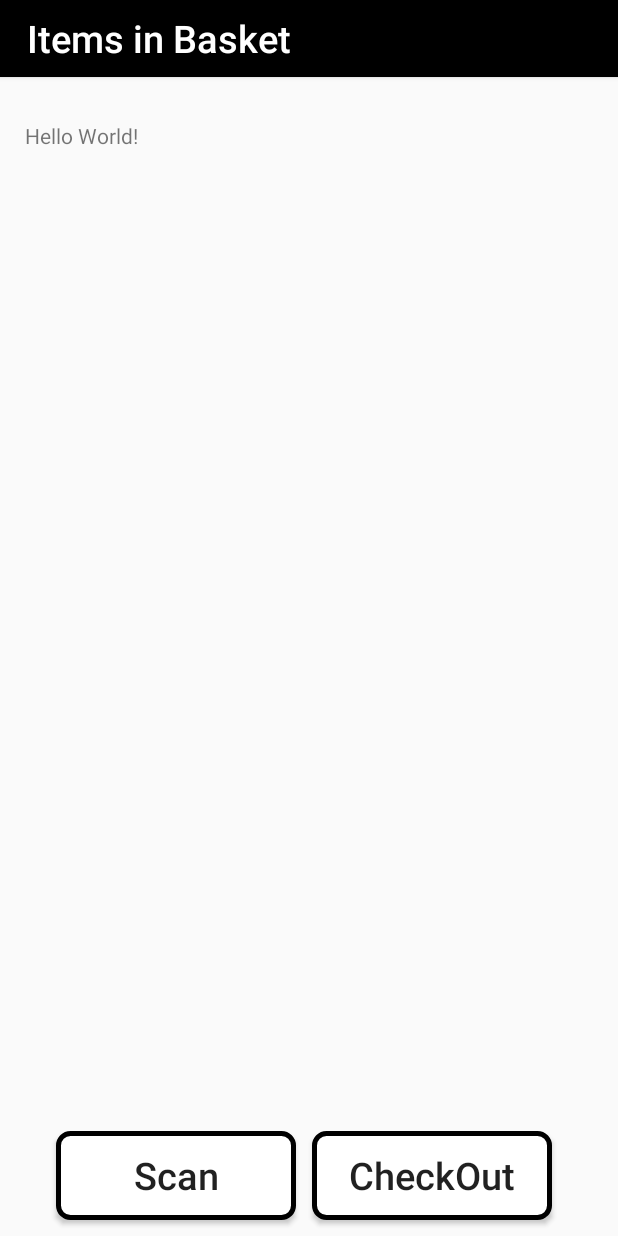
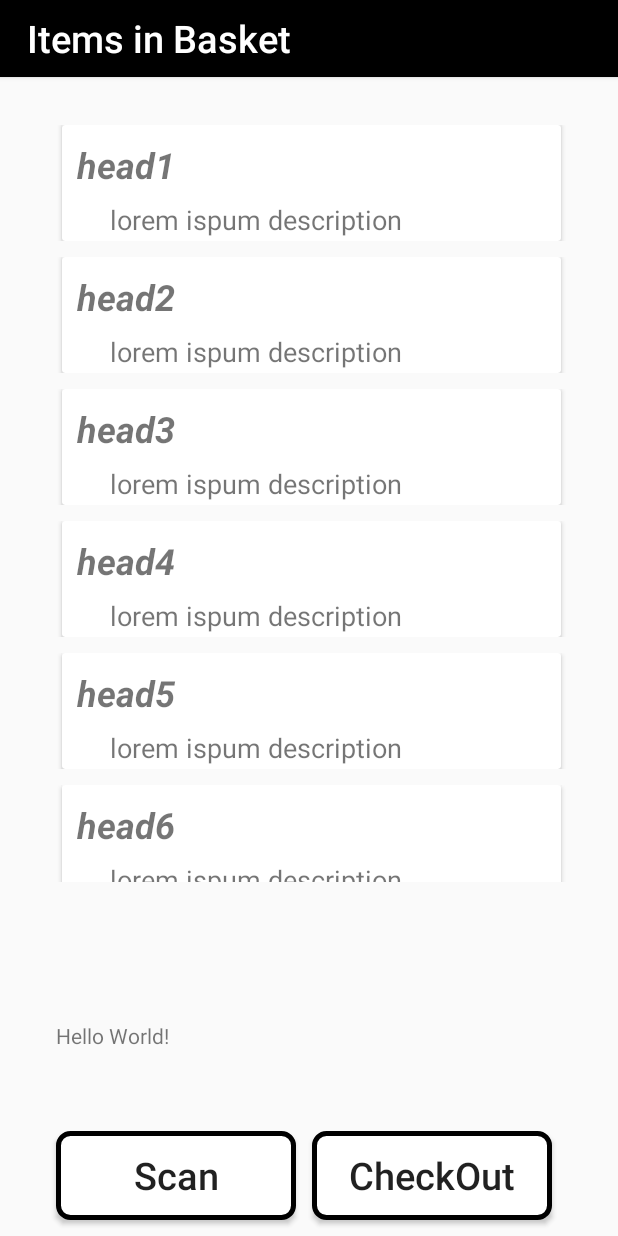
Before and after one commit to SSV0726/BarCodeScanner, an Android app: the screen it shows after launch (MainActivity), on a phone screen of 412 x 824 dp. Run offline under Robolectric (Android 15) with nearby library versions, the phone set to English and light mode, and no system bars.

Commit message:
scanner + listview working fine

```diff
--- a/BarcodeandQrcodeScanner-master/app/build.gradle
+++ b/BarcodeandQrcodeScanner-master/app/build.gradle
@@ -28,5 +28,6 @@ dependencies {
     androidTestImplementation 'androidx.test.espresso:espresso-core:3.2.0'
     implementation 'com.google.android.gms:play-services-auth:16.0.0'
     implementation 'me.dm7.barcodescanner:zxing:1.9'
-
+    implementation 'androidx.recyclerview:recyclerview:1.1.0'
+    implementation 'androidx.cardview:cardview:1.0.0'
 }
--- /dev/null
+++ b/BarcodeandQrcodeScanner-master/app/src/main/java/com/example/admin/barcodescanneractivity/ListItem.java
@@ -0,0 +1,20 @@
+package com.example.admin.barcodescanneractivity;
+
+public class ListItem {
+
+    private String heading;
+    private String desc;
+
+    public ListItem(String heading, String desc) {
+        this.heading = heading;
+        this.desc = desc;
+    }
+
+    public String getHeading() {
+        return heading;
+    }
+
+    public String getDesc() {
+        return desc;
+    }
+}
--- a/BarcodeandQrcodeScanner-master/app/src/main/java/com/example/admin/barcodescanneractivity/MainActivity.java
+++ b/BarcodeandQrcodeScanner-master/app/src/main/java/com/example/admin/barcodescanneractivity/MainActivity.java
@@ -1,16 +1,30 @@
 package com.example.admin.barcodescanneractivity;
 
 import androidx.appcompat.app.AppCompatActivity;
+import androidx.recyclerview.widget.LinearLayoutManager;
+import androidx.recyclerview.widget.RecyclerView;
 
+import android.app.LauncherActivity;
 import android.content.Intent;
 import android.os.Bundle;
 import android.view.View;
 import android.widget.Button;
 import android.widget.TextView;
 
+import android.os.AsyncTask;
+import android.os.Bundle;
+import android.util.Log;
+
+import java.util.ArrayList;
+import java.util.List;
+
 public class MainActivity extends AppCompatActivity {
     public static TextView resulttextview;
     Button scanbutton;
+
+    private RecyclerView recyclerView;
+    private  RecyclerView.Adapter adapter;
+    private List<ListItem> listItems;
 
     @Override
     protected void onCreate(Bundle savedInstanceState) {
@@ -28,7 +42,18 @@ public class MainActivity extends AppCompatActivity {
         });
 
 
+        //---------------------------------------------------
+        recyclerView = findViewById(R.id.recyclerview);
+        recyclerView.setHasFixedSize(true);
+        recyclerView.setLayoutManager(new LinearLayoutManager(this));
+        listItems = new ArrayList<>();
+        for(int i=0;i<10;i++){
+            ListItem li = new ListItem("head"+ (i+1) , "lorem ispum description ");
+            listItems.add(li);
+        }
 
+        adapter = new MyAdapter(listItems,this);
+        recyclerView.setAdapter(adapter);
 
     }
 }
--- /dev/null
+++ b/BarcodeandQrcodeScanner-master/app/src/main/java/com/example/admin/barcodescanneractivity/MyAdapter.java
@@ -0,0 +1,63 @@
+package com.example.admin.barcodescanneractivity;
+
+import android.content.Context;
+import android.view.LayoutInflater;
+import android.view.View;
+import android.view.ViewGroup;
+import android.widget.TextView;
+
+import androidx.annotation.NonNull;
+import androidx.recyclerview.widget.RecyclerView;
+
+import java.util.List;
+
+public class MyAdapter extends RecyclerView.Adapter<MyAdapter.ViewHolder> {
+
+    List<ListItem> listItems;
+    private Context context;
+
+    public MyAdapter(List<ListItem> lst , Context cntxt){
+        this.listItems =lst;
+        this.context = cntxt;
+    }
+
+
+    @NonNull
+    @Override
+    public ViewHolder onCreateViewHolder(@NonNull ViewGroup parent, int viewType) {
+
+        View v = LayoutInflater.from(parent.getContext())
+                .inflate(R.layout.resourcerecycler,parent,false);
+
+        return new ViewHolder(v);
+
+    }
+
+    @Override
+    public void onBindViewHolder(@NonNull ViewHolder holder, int position) {
+        ListItem itemofthelist = listItems.get(position);
+
+        holder.head.setText( itemofthelist.getHeading());
+        holder.desc.setText(itemofthelist.getDesc());
+
+
+    }
+
+    @Override
+    public int getItemCount() {
+        return listItems.size();
+    }
+
+    public class ViewHolder extends RecyclerView.ViewHolder {
+
+        public TextView head;
+        public TextView desc;
+
+        public ViewHolder(@NonNull View itemView) {
+            super(itemView);
+
+            head = itemView.findViewById(R.id.Heading);
+            desc = itemView.findViewById(R.id.description);
+        }
+    }
+}
--- a/BarcodeandQrcodeScanner-master/app/src/main/res/layout/activity_main.xml
+++ b/BarcodeandQrcodeScanner-master/app/src/main/res/layout/activity_main.xml
@@ -8,18 +8,18 @@
     android:orientation="vertical"
     tools:context=".MainActivity">
 
+
     <TextView
         android:id="@+id/barcodetextview"
-        android:layout_width="383dp"
-        android:layout_height="573dp"
+        android:layout_width="336dp"
+        android:layout_height="30dp"
         android:text="Hello World!"
         app:layout_constraintBottom_toBottomOf="parent"
-        app:layout_constraintHorizontal_bias="0.589"
+        app:layout_constraintHorizontal_bias="0.493"
         app:layout_constraintLeft_toLeftOf="parent"
         app:layout_constraintRight_toRightOf="parent"
         app:layout_constraintTop_toTopOf="parent"
-        app:layout_constraintVertical_bias="0.321" />
-
+        app:layout_constraintVertical_bias="0.857" />
 
     <Button
         android:id="@+id/button"
@@ -41,6 +41,7 @@
 
     <LinearLayout
 
+        android:id="@+id/linearLayout"
         android:layout_width="341dp"
         android:layout_height="70dp"
         android:foregroundGravity="bottom"
@@ -54,11 +55,11 @@
 
         <Button
             android:id="@+id/scanbutton"
+            android:layout_width="0dp"
             android:layout_height="match_parent"
-            android:layout_width="0dp"
-            android:width="0dp"
             android:layout_margin="5dp"
             android:layout_weight="1"
+            android:width="0dp"
             android:background="@drawable/whitebutton"
             android:text=" Scan "
             android:textAlignment="center"
@@ -68,8 +69,8 @@
 
         <Button
             android:id="@+id/checkout"
+            android:layout_width="0dp"
             android:layout_height="match_parent"
-            android:layout_width="0dp"
             android:layout_margin="5dp"
             android:layout_weight="1"
             android:background="@drawable/whitebutton"
@@ -81,5 +82,16 @@
 
     </LinearLayout>
 
+    <androidx.recyclerview.widget.RecyclerView
+        android:id="@+id/recyclerview"
+        android:layout_width="363dp"
+        android:layout_height="510dp"
+        app:layout_constraintBottom_toBottomOf="@+id/linearLayout"
+        app:layout_constraintEnd_toEndOf="parent"
+        app:layout_constraintHorizontal_bias="0.533"
+        app:layout_constraintStart_toStartOf="parent"
+        app:layout_constraintTop_toBottomOf="@+id/button"
+        app:layout_constraintVertical_bias="0.102" />
+
 
 </androidx.constraintlayout.widget.ConstraintLayout>
--- /dev/null
+++ b/BarcodeandQrcodeScanner-master/app/src/main/res/layout/resourcerecycler.xml
@@ -0,0 +1,47 @@
+<?xml version="1.0" encoding="utf-8"?>
+<LinearLayout xmlns:android="http://schemas.android.com/apk/res/android"
+    android:orientation="vertical" android:layout_width="match_parent"
+    android:layout_height="wrap_content"
+    android:padding="5dp">
+
+
+    <androidx.cardview.widget.CardView
+        android:layout_width="match_parent"
+        android:layout_height="wrap_content"
+        android:layout_marginHorizontal="10dp"
+        android:padding="10dp">
+
+
+        <LinearLayout
+            android:layout_width="match_parent"
+            android:layout_height="wrap_content"
+            android:dividerPadding="5dp"
+            android:orientation="vertical"
+            android:padding="@dimen/cardview_default_elevation">
+
+
+            <TextView
+                android:id="@+id/Heading"
+                android:layout_width="match_parent"
+                android:layout_height="wrap_content"
+                android:padding="8dp"
+                android:text="Heading"
+                android:textSize="24sp"
+                android:textStyle="bold|italic" />
+
+            <TextView
+                android:id="@+id/description"
+                android:layout_width="match_parent"
+                android:layout_height="wrap_content"
+                android:layout_marginLeft="30dp"
+                android:text="desc"
+                android:textSize="18sp" />
+
+        </LinearLayout>
+
+
+
+
+    </androidx.cardview.widget.CardView>
+
+</LinearLayout>
```
